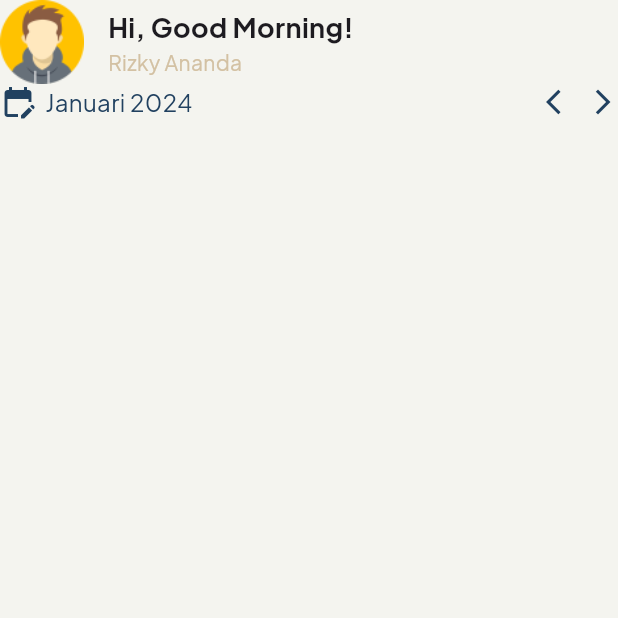
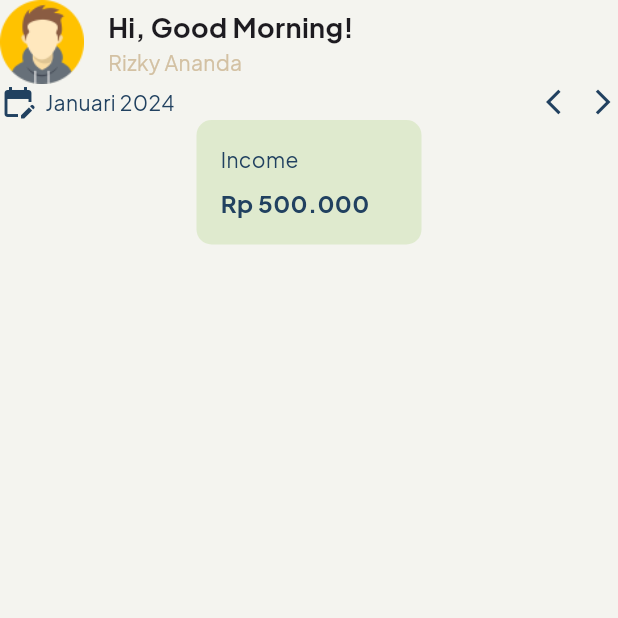
Before and after one commit to ekyrizky/savvy-stash, a Flutter app: the screen it shows after launch, on a phone screen of 412 x 824 dp, the top half of it. Run offline on Flutter 3.47's test engine with Material 3 defaults, Android fonts, the phone set to English and light mode, and no system bars; our stand-ins replace get, google_fonts.

Commit message:
add component: balance card

```diff
--- /dev/null
+++ b/lib/presentation/components/atoms/balance_card.dart
@@ -0,0 +1,50 @@
+import 'package:flutter/material.dart';
+import 'package:savvy_stash/app/theme/colors.dart';
+import 'package:savvy_stash/app/theme/typography.dart';
+
+class BalanceCard extends StatelessWidget {
+  const BalanceCard({
+    super.key,
+    required this.cardColor,
+    required this.title,
+    required this.value,
+  });
+
+  final String title;
+  final String value;
+  final Color cardColor;
+
+  @override
+  Widget build(BuildContext context) {
+    return Container(
+      padding: EdgeInsets.all(16),
+      constraints: BoxConstraints(
+        minHeight: 80.0,
+        minWidth: 150.0,
+        maxWidth: 180.0,
+      ),
+      decoration: BoxDecoration(
+        color: cardColor,
+        borderRadius: BorderRadius.circular(10),
+      ),
+      child: Column(
+        mainAxisAlignment: MainAxisAlignment.center,
+        crossAxisAlignment: CrossAxisAlignment.start,
+        children: [
+          Text(
+            title,
+            style: AppTypography.bodySmall
+                .copyWith(color: AppColors.kPrimaryColor),
+          ),
+          SizedBox(height: 8),
+          Text(
+            value,
+            style: AppTypography.titleMedium
+                .copyWith(color: AppColors.kPrimaryColor),
+            overflow: TextOverflow.ellipsis,
+          ),
+        ],
+      ),
+    );
+  }
+}
--- a/lib/presentation/components/atoms/calendar_atom.dart
+++ b/lib/presentation/components/atoms/calendar_atom.dart
@@ -23,7 +23,7 @@ class CalendarAtom extends StatelessWidget {
           SizedBox(width: 6),
           Text(
             'Januari 2024',
-            style: AppTypography.bodyMedium
+            style: AppTypography.bodySmall
                 .copyWith(color: AppColors.kPrimaryColor),
           ),
         ],
--- a/lib/presentation/pages/home_page.dart
+++ b/lib/presentation/pages/home_page.dart
@@ -1,5 +1,6 @@
 import 'package:flutter/material.dart';
 import 'package:savvy_stash/app/theme/colors.dart';
+import 'package:savvy_stash/presentation/components/atoms/balance_card.dart';
 import 'package:savvy_stash/presentation/components/molecules/calendar_molecule.dart';
 import 'package:savvy_stash/presentation/components/molecules/profile_header_molecule.dart';
 
@@ -25,6 +26,11 @@ class HomePage extends StatelessWidget {
                 print('prev click');
               },
             ),
+            BalanceCard(
+              cardColor: AppColors.kGreenColor.withOpacity(0.2),
+              title: 'Income',
+              value: 'Rp 500.000',
+            )
           ],
         ),
       ),
```
